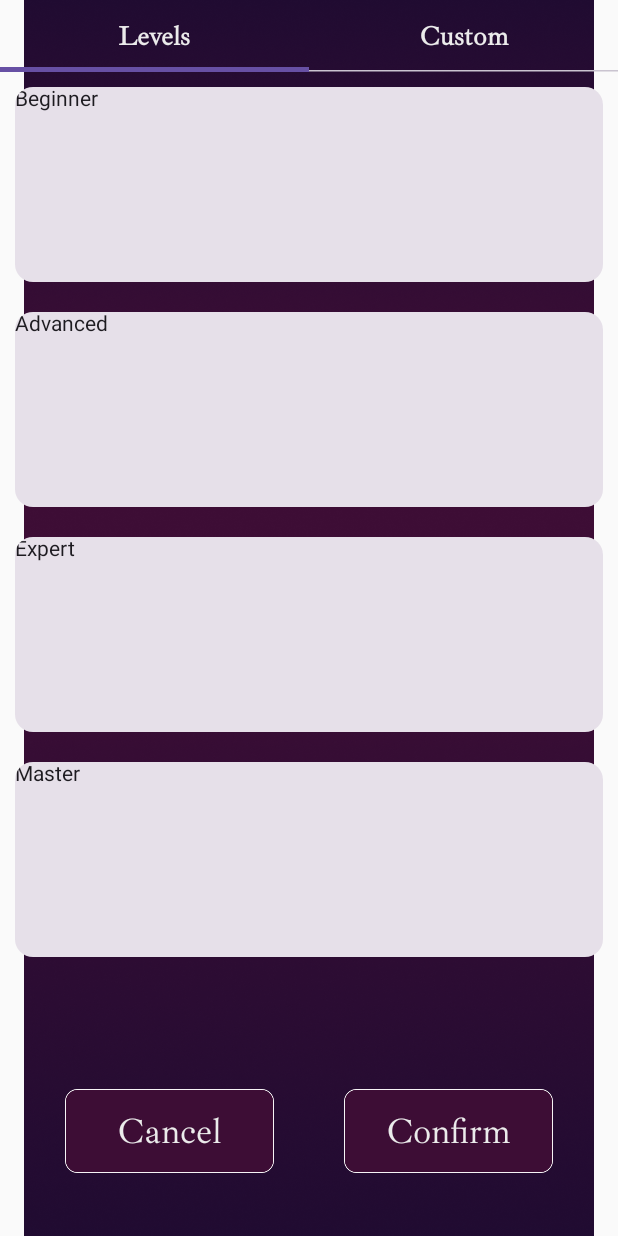
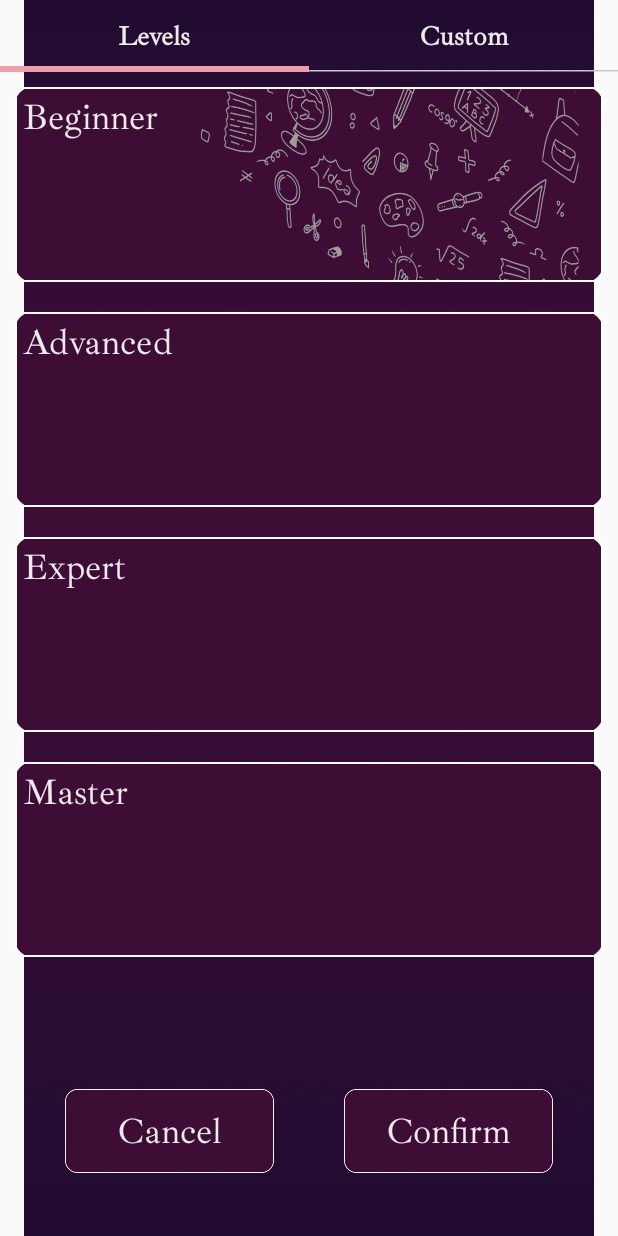
Before and after one commit to Paregeha/TruthOrAction, an Android app built with Jetpack Compose: the SettingQuestion screen opened through its navigation route, on a phone screen of 412 x 824 dp. Run offline under Robolectric (Android 15) with nearby library versions, the phone set to English and light mode, and no system bars.

Commit message:
0.1.5 version

```diff
--- a/app/src/main/java/com/example/truthoraction/Screens/Levels.kt
+++ b/app/src/main/java/com/example/truthoraction/Screens/Levels.kt
@@ -1,36 +1,105 @@
 package com.example.truthoraction.Screens
 
+import androidx.compose.foundation.Image
+import androidx.compose.foundation.border
 import androidx.compose.foundation.layout.Box
+import androidx.compose.foundation.layout.Row
+import androidx.compose.foundation.layout.fillMaxSize
 import androidx.compose.foundation.layout.fillMaxWidth
 import androidx.compose.foundation.layout.height
 import androidx.compose.foundation.layout.padding
 import androidx.compose.foundation.layout.size
 import androidx.compose.foundation.lazy.LazyColumn
+import androidx.compose.foundation.shape.RoundedCornerShape
 import androidx.compose.material3.Card
+import androidx.compose.material3.CardDefaults
 import androidx.compose.material3.Text
 import androidx.compose.runtime.Composable
 import androidx.compose.runtime.mutableStateListOf
 import androidx.compose.runtime.remember
 import androidx.compose.ui.Modifier
+import androidx.compose.ui.graphics.Color
+import androidx.compose.ui.res.colorResource
+import androidx.compose.ui.res.painterResource
+import androidx.compose.ui.text.TextStyle
+import androidx.compose.ui.text.font.Font
+import androidx.compose.ui.text.font.FontFamily
 import androidx.compose.ui.tooling.preview.Preview
 import androidx.compose.ui.unit.dp
+import androidx.compose.ui.unit.sp
+import com.example.truthoraction.R
 
 @Preview()
 @Composable
 fun Levels() {
     val dataList = remember {
-        mutableStateListOf("Beginner","Advanced","Expert","Master")
+        mutableStateListOf("Beginner", "Advanced", "Expert", "Master")
     }
-    Box(modifier = Modifier.fillMaxWidth()){
+    Box(modifier = Modifier.fillMaxWidth()) {
         LazyColumn {
-            items(dataList.size){
+            items(dataList.size) {
                 Card(
                     modifier = Modifier
                         .fillMaxWidth()
                         .height(150.dp)
                         .padding(10.dp)
+                        .border(
+                            width = 1.dp,
+                            color = Color.White,
+                            shape = RoundedCornerShape(5.dp)
+                        ),
+                    colors = CardDefaults.cardColors(
+                        containerColor = colorResource(id = R.color.button)
+                    )
                 ) {
-                    Text(text = dataList[it])
+                    Row {
+                        Text(
+                            text = dataList[it],
+                            modifier = Modifier.padding(5.dp),
+                            color = colorResource(id = R.color.color_Text),
+                            style = TextStyle(
+                                fontSize = 24.sp,
+                                fontFamily = FontFamily(Font(R.font.ibarra_real_nova_variable_font_wght))
+                            )
+                        )
+                        when (dataList[it]) {
+                            "Beginner" -> {
+                                Image(
+                                    painter = painterResource(id = R.drawable.beginnerimage),
+                                    contentDescription = "BeginnerImage",
+                                    modifier = Modifier
+                                        .fillMaxSize()
+                                )
+                            }
+
+                            "Advanced" -> {
+//                                Image(
+//                                    painter = painterResource(id = R.drawable.beginner_image),
+//                                    contentDescription = "BeginnerImage",
+//                                    modifier = Modifier
+//                                        .fillMaxSize()
+//                                )
+                            }
+
+                            "Expert" -> {
+//                                Image(
+//                                    painter = painterResource(id = R.drawable.beginner_image),
+//                                    contentDescription = "BeginnerImage",
+//                                    modifier = Modifier
+//                                        .fillMaxSize()
+//                                )
+                            }
+
+                            "Master" -> {
+//                                Image(
+//                                    painter = painterResource(id = R.drawable.beginner_image),
+//                                    contentDescription = "BeginnerImage",
+//                                    modifier = Modifier
+//                                        .fillMaxSize()
+//                                )
+                            }
+                        }
+                    }
                 }
             }
         }
--- a/app/src/main/java/com/example/truthoraction/Screens/SettingQuastion.kt
+++ b/app/src/main/java/com/example/truthoraction/Screens/SettingQuastion.kt
@@ -1,3 +1,5 @@
+@file:Suppress("IMPLICIT_CAST_TO_ANY")
+
 package com.example.truthoraction.Screens
 
 import androidx.compose.foundation.Image
@@ -12,6 +14,8 @@ import androidx.compose.foundation.layout.systemBarsPadding
 import androidx.compose.material3.IconButton
 import androidx.compose.material3.Tab
 import androidx.compose.material3.TabRow
+import androidx.compose.material3.TabRowDefaults
+import androidx.compose.material3.TabRowDefaults.tabIndicatorOffset
 import androidx.compose.material3.Text
 import androidx.compose.runtime.Composable
 import androidx.compose.runtime.getValue
@@ -38,7 +42,7 @@ import com.example.truthoraction.R
 @Composable
 fun SettingQuestion(navController: NavHostController) {
     val tabs = listOf("Levels", "Custom")
-    var selectedTabIndex by remember { mutableStateOf("Levels") }
+    var selectedTabIndex by remember { mutableStateOf(0) }
 
     Box(
         modifier = Modifier
@@ -49,17 +53,23 @@ fun SettingQuestion(navController: NavHostController) {
             modifier = Modifier
                 .systemBarsPadding()
         ) {
-
             TabRow(
-                selectedTabIndex = if (selectedTabIndex == "Levels") 0 else 1,
+                selectedTabIndex = selectedTabIndex,
                 containerColor = Color.Transparent,
                 contentColor = colorResource(id = R.color.color_Text),
+                indicator = {tabPositions ->
+                    TabRowDefaults.Indicator(
+                        Modifier.tabIndicatorOffset(tabPositions[selectedTabIndex]),
+                        color = colorResource(id = R.color.color_text2), // Задаємо колір індикатора
+                        height = 4.dp // Задаємо висоту індикатора
+                    )
+                }
             ) {
                 tabs.forEachIndexed { index, tab ->
                     Tab(
-                        selected = selectedTabIndex == tab, // Змінюємо на tab
+                        selected = selectedTabIndex == index, // Змінюємо на tab
                         onClick = {
-                            selectedTabIndex = tab // Встановлюємо вибрану вкладку
+                            selectedTabIndex = index // Встановлюємо вибрану вкладку
                         },
                         text = {
                             Text(
@@ -77,10 +87,10 @@ fun SettingQuestion(navController: NavHostController) {
 
             // Додайте контент для вкладок
             when (selectedTabIndex) {
-                "Levels" -> {
+                0 -> {
                     Levels()
                 }
-                "Custom" -> {
+                1 -> {
                     // Вміст для вкладки Custom
                     Text("Це вміст для Custom")
                 }
```
Also changed, not shown: app/src/main/res/drawable/beginner_image.png (added), app/src/main/res/drawable/beginnerimage.png (added).
